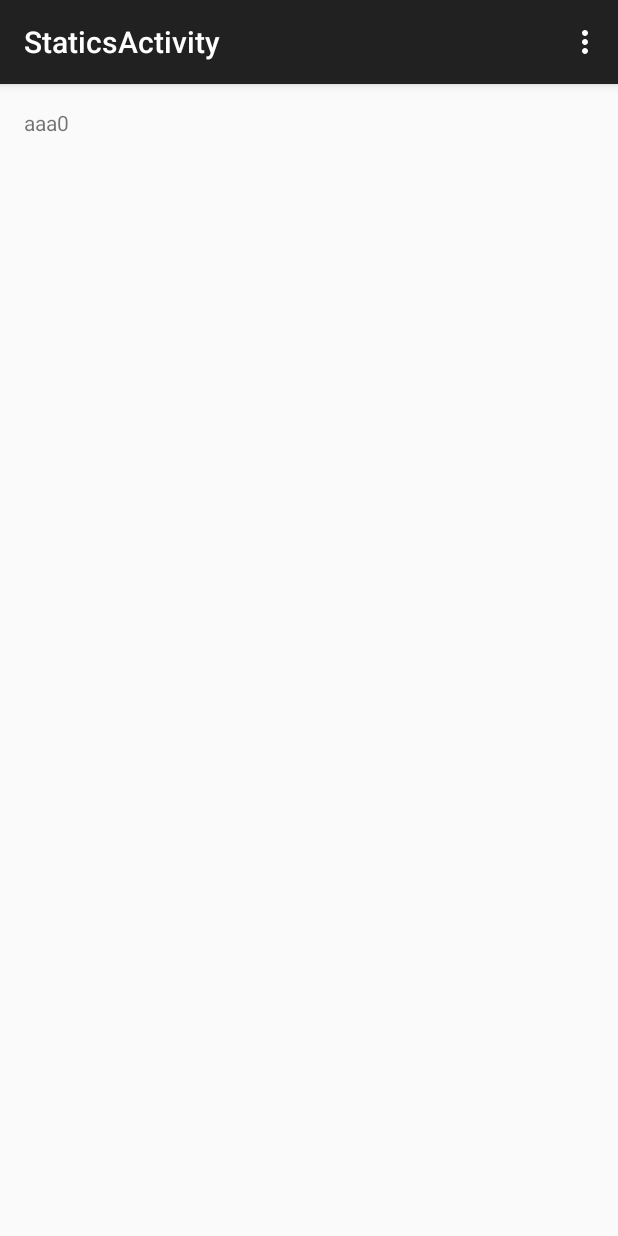
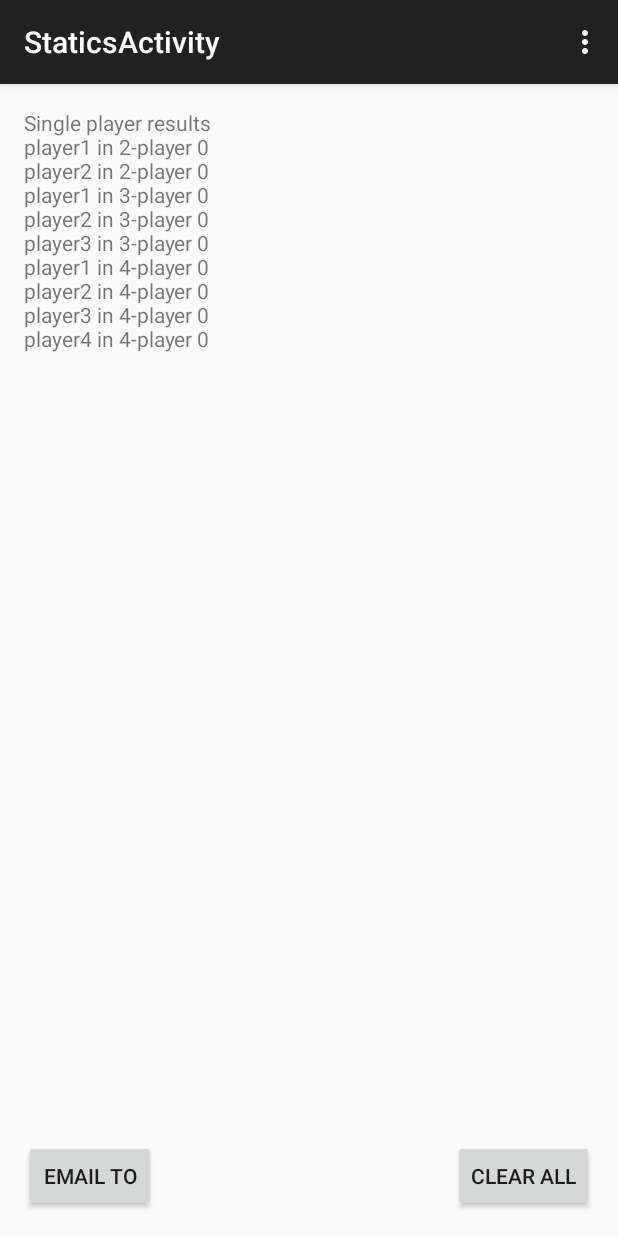
Before and after one commit to viceblue/Assignment1, an Android app: the StaticsActivity screen opened directly, with no data from a screen before it, in the options menu, after a tap on "Settings", on a phone screen of 412 x 824 dp. Run offline under Robolectric (Android 15) with nearby library versions, the phone set to English and light mode, and no system bars.

Commit message:
fix save and load problem

```diff
--- a/app/src/main/java/com/example/hzhu6/assignment1/StaticsActivity.java
+++ b/app/src/main/java/com/example/hzhu6/assignment1/StaticsActivity.java
@@ -5,18 +5,56 @@ import android.os.Bundle;
 import android.view.Menu;
 import android.view.MenuItem;
 import android.view.View;
+import android.widget.Button;
 import android.widget.TextView;
 
 public class StaticsActivity extends ActionBarActivity {
-    private save_loadsystem staticdata = new save_loadsystem();
+    private save_loadsystem staticdata = new save_loadsystem(this);
 
     @Override
     protected void onCreate(Bundle savedInstanceState) {
         super.onCreate(savedInstanceState);
         setContentView(R.layout.activity_statics);
 
+        final Button clearbutton = (Button)findViewById(R.id.clear);
+        final Button emailbutton = (Button)findViewById(R.id.email);
+
         final TextView staticlayout= (TextView)findViewById(R.id.staticsdisplay);
-        staticlayout.setText("aaa" + Integer.toString(staticdata.getResults().getOneoftwo()));
+        staticdata.loadFromFile(StaticsActivity.this);
+        staticlayout.setText("Single player results " +
+                        "player1 in 2-player " + Integer.toString(staticdata.getalldata().getOneoftwo()) + "\n" +
+                        "player2 in 2-player " + Integer.toString(staticdata.getalldata().getTwooftwo()) + "\n" +
+                        "player1 in 3-player " + Integer.toString(staticdata.getalldata().getOneofthree()) + "\n" +
+                        "player2 in 3-player " + Integer.toString(staticdata.getalldata().getTwoofthree()) + "\n" +
+                        "player3 in 3-player " + Integer.toString(staticdata.getalldata().getThreeofthree()) + "\n" +
+                        "player1 in 4-player " + Integer.toString(staticdata.getalldata().getOneoffour()) + "\n" +
+                        "player2 in 4-player " + Integer.toString(staticdata.getalldata().getTwooffour()) + "\n" +
+                        "player3 in 4-player " + Integer.toString(staticdata.getalldata().getThreeoffour()) + "\n" +
+                        "player4 in 4-player " + Integer.toString(staticdata.getalldata().getFouroffour()) + "\n"
+        );
+
+        clearbutton.setOnClickListener(new View.OnClickListener() {
+            public void onClick(View v) {// new added
+                //do something
+                setResult(RESULT_OK);
+                staticdata.cleardata();
+                staticdata.saveInFile(StaticsActivity.this);
+                staticlayout.setText("Single player results " +"\n"+
+                                "player1 in 2-player " + Integer.toString(staticdata.getalldata().getOneoftwo()) + "\n" +
+                                "player2 in 2-player " + Integer.toString(staticdata.getalldata().getTwooftwo()) + "\n" +
+                                "player1 in 3-player " + Integer.toString(staticdata.getalldata().getOneofthree()) + "\n" +
+                                "player2 in 3-player " + Integer.toString(staticdata.getalldata().getTwoofthree()) + "\n" +
+                                "player3 in 3-player " + Integer.toString(staticdata.getalldata().getThreeofthree()) + "\n" +
+                                "player1 in 4-player " + Integer.toString(staticdata.getalldata().getOneoffour()) + "\n" +
+                                "player2 in 4-player " + Integer.toString(staticdata.getalldata().getTwooffour()) + "\n" +
+                                "player3 in 4-player " + Integer.toString(staticdata.getalldata().getThreeoffour()) + "\n" +
+                                "player4 in 4-player " + Integer.toString(staticdata.getalldata().getFouroffour()) + "\n"
+                );
+            }
+        });
+
+
+
     }
 
     @Override
--- a/app/src/main/java/com/example/hzhu6/assignment1/save_loadsystem.java
+++ b/app/src/main/java/com/example/hzhu6/assignment1/save_loadsystem.java
@@ -19,52 +19,52 @@ import java.util.ArrayList;
 /**
  * Created by hzhu6 on 10/3/15.
  */
-public class save_loadsystem extends Activity{
+public class save_loadsystem{
 
     private static final String FILENAME = "file.sav";
-    private dataunit results = new dataunit();
+    private dataunit alldata = new dataunit();
 
 
-    public dataunit getResults() {
-        return results;
+    public dataunit getalldata() {
+        return alldata;
     }
 
-    public save_loadsystem() {
-        //results.clear();
+    public save_loadsystem(Context context) {
+        //this.loadFromFile(context);
     }
 
     public void cleardata(){
-        results.clear();
+        alldata.clear();
     }
 
 
-    public void  loadFromFile() {
+    public void  loadFromFile(Context context) {
         //ArrayList<String> tweets = new ArrayList<String>();
         try {
-            FileInputStream fis = openFileInput(FILENAME);
+            FileInputStream fis = context.openFileInput(FILENAME);
             BufferedReader in = new BufferedReader(new InputStreamReader(fis));
             Gson gson = new Gson();
             Type listType = new TypeToken<dataunit>() {}.getType();
             //take from https://google-gson.googlecode.com/svn/trunk/gson/docs/javadocs/com/google/gson/Gson.html
-            results =gson.fromJson(in, listType);
+            alldata =gson.fromJson(in, listType);
 
 
 
         } catch (FileNotFoundException e) {
-            results = new dataunit();
+            alldata = new dataunit();
 
         } catch (IOException e) {
             throw new RuntimeException(e);
         }
         //return tweets.toArray(new String[tweets.size()]);
     }
-    public void saveInFile() {//somthing wrong happens here
+    public void saveInFile(Context context) {//somthing wrong happens here
         try {
-            FileOutputStream fos = openFileOutput(FILENAME,
+            FileOutputStream fos = context.openFileOutput(FILENAME,
                     0);
             OutputStreamWriter writer= new OutputStreamWriter(fos);
             Gson gson =new Gson();
-            gson.toJson(this.results, writer);
+            gson.toJson(this.alldata, writer);
             writer.flush();
             fos.close();
         } catch (FileNotFoundException e) {
--- a/app/src/main/res/layout/activity_statics.xml
+++ b/app/src/main/res/layout/activity_statics.xml
@@ -10,4 +10,22 @@
         android:layout_height="wrap_content"
         android:id="@+id/staticsdisplay" />
 
+    <Button
+        android:layout_width="wrap_content"
+        android:layout_height="wrap_content"
+        android:text="Clear All"
+        android:id="@+id/clear"
+        android:layout_alignParentBottom="true"
+        android:layout_alignParentRight="true"
+        android:layout_alignParentEnd="true" />
+
+    <Button
+        android:layout_width="wrap_content"
+        android:layout_height="wrap_content"
+        android:text="email to"
+        android:id="@+id/email"
+        android:layout_alignTop="@+id/clear"
+        android:layout_alignParentLeft="true"
+        android:layout_alignParentStart="true" />
+
 </RelativeLayout>
```
Also changed, not shown: app/src/main/java/com/example/hzhu6/assignment1/FourplayerActivity.java (+13 -1 lines), app/src/main/java/com/example/hzhu6/assignment1/SingleActivity.java (+5 -2 lines), app/src/main/java/com/example/hzhu6/assignment1/ThreeplayerActivity.java (+10 -1 lines), app/src/main/java/com/example/hzhu6/assignment1/TwoplayerActivity.java (+10 -3 lines).
